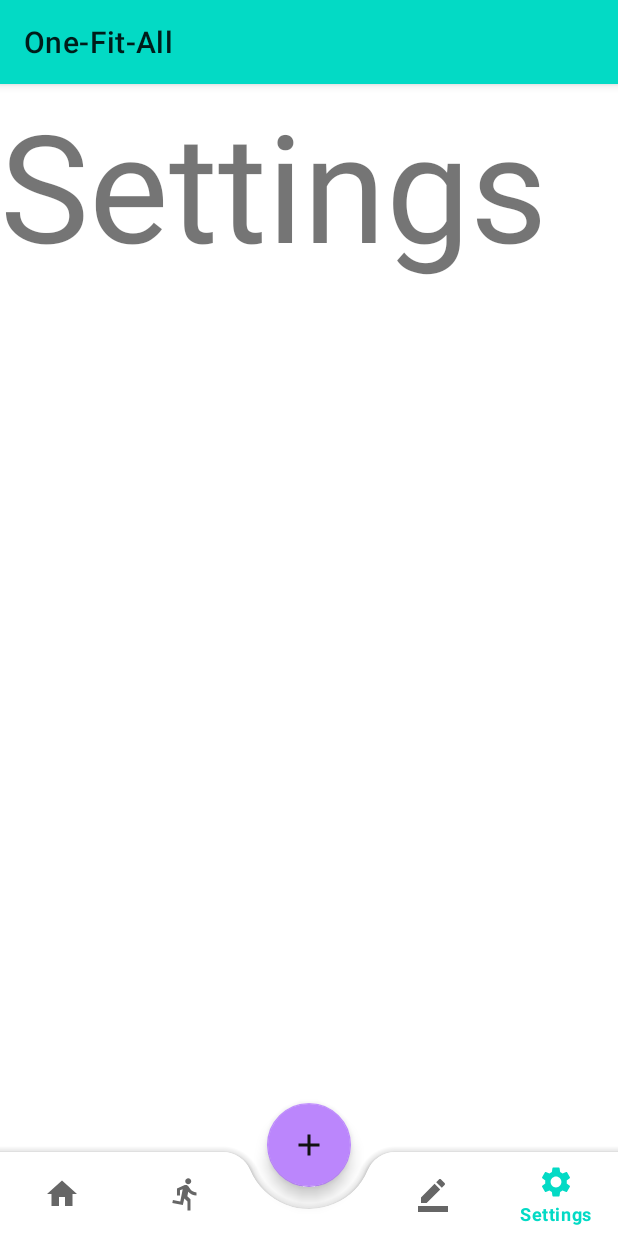
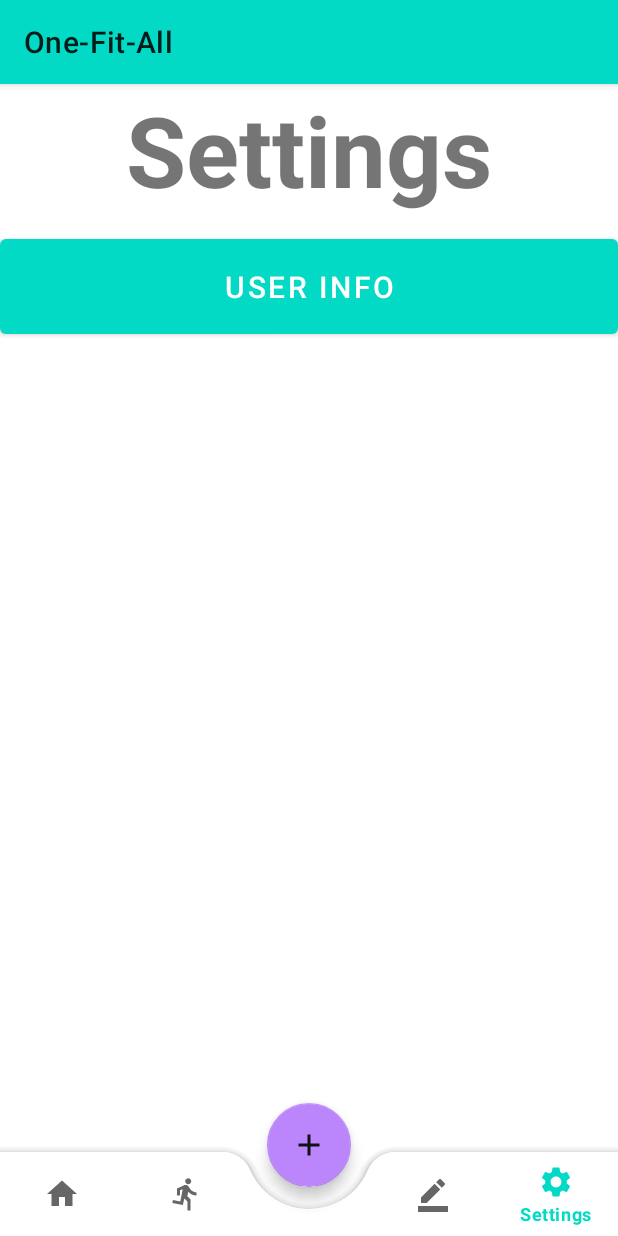
Before and after one commit to AlfredGuimaz/OneFitAll-android, an Android app: the goSettingsActivity screen opened directly, with no data from a screen before it, on a phone screen of 412 x 824 dp. Run offline under Robolectric (Android 15) with nearby library versions, the phone set to English and light mode, and no system bars.

Commit message:
Updated settings page so user can navigate between goSettingsActivity and UserInfo

```diff
--- a/app/src/main/java/com/example/one_fit_all/UserInfo.java
+++ b/app/src/main/java/com/example/one_fit_all/UserInfo.java
@@ -2,6 +2,8 @@ package com.example.one_fit_all;
 
 import androidx.appcompat.app.AlertDialog;
 import androidx.appcompat.app.AppCompatActivity;
+
+import android.content.Intent;
 import android.os.Bundle;
 
 import android.database.Cursor;
@@ -73,5 +75,4 @@ public class UserInfo extends AppCompatActivity {
         });
     }
 
-
 }
--- a/app/src/main/java/com/example/one_fit_all/goSettingsActivity.java
+++ b/app/src/main/java/com/example/one_fit_all/goSettingsActivity.java
@@ -6,10 +6,13 @@ import androidx.appcompat.app.AppCompatActivity;
 import android.content.Intent;
 import android.os.Bundle;
 import android.view.MenuItem;
+import android.view.View;
+import android.widget.Button;
 
 import com.google.android.material.bottomnavigation.BottomNavigationView;
 
 public class goSettingsActivity extends AppCompatActivity {
+
 
     @Override
     protected void onCreate(Bundle savedInstanceState) {
@@ -24,18 +27,18 @@ public class goSettingsActivity extends AppCompatActivity {
         bottomNavigationView.setOnNavigationItemSelectedListener(new BottomNavigationView.OnNavigationItemSelectedListener() {
             @Override
             public boolean onNavigationItemSelected(@NonNull MenuItem menuItem) {
-                switch (menuItem.getItemId()){
+                switch (menuItem.getItemId()) {
                     case R.id.miWorkout:
                         startActivity(new Intent(getApplicationContext(), goWorkoutActivity.class));
-                        overridePendingTransition(0,0);
+                        overridePendingTransition(0, 0);
                         return true;
                     case R.id.miHome:
                         startActivity(new Intent(getApplicationContext(), MainActivity.class));
-                        overridePendingTransition(0,0);
+                        overridePendingTransition(0, 0);
                         return true;
                     case R.id.miJournal:
                         startActivity(new Intent(getApplicationContext(), goJournalActivity.class));
-                        overridePendingTransition(0,0);
+                        overridePendingTransition(0, 0);
                     case R.id.miSettings:
                         return true;
                 }
@@ -44,4 +47,13 @@ public class goSettingsActivity extends AppCompatActivity {
         });
         //End Bottom Navagation
     }
+
+   public void UserInfo(View view) {
+        Intent intent = new Intent(this, UserInfo.class);
+        startActivity(intent);
+    }
+
+
+
+
 }
--- a/app/src/main/res/layout/activity_go_settings.xml
+++ b/app/src/main/res/layout/activity_go_settings.xml
@@ -5,6 +5,43 @@
     android:layout_width="match_parent"
     android:layout_height="match_parent"
     tools:context=".goSettingsActivity">
+
+    <!--Main uhh what is it called Oh main Content-->
+    <ScrollView
+        android:id="@+id/scrollView2"
+        android:layout_width="match_parent"
+        android:layout_height="675dp"
+        android:layout_marginBottom="25dp">
+
+
+    <LinearLayout
+        android:layout_width="match_parent"
+        android:layout_height="wrap_content"
+        android:orientation="vertical">
+
+      <TextView
+          android:layout_width="match_parent"
+          android:layout_height="match_parent"
+          android:text="Settings"
+          android:textSize="65dp"
+          android:textAlignment="center"
+          android:textStyle="bold"/>
+
+        <Button
+            android:id="@+id/userinfo"
+            android:layout_width="match_parent"
+            android:layout_height="75dp"
+            android:layout_marginTop="10dp"
+            android:layout_marginBottom="10dp"
+            android:layout_centerHorizontal="true"
+            android:text="User Info"
+            android:textSize="20dp"
+            android:onClick="UserInfo"/>
+
+
+    </LinearLayout>
+    </ScrollView>
+
 
     <!--Bottom App bar -->
     <com.google.android.material.bottomappbar.BottomAppBar
@@ -36,11 +73,6 @@
         android:src="@drawable/ic_add"
         app:layout_anchor="@id/bottomAppBar"
         android:contentDescription="TODO"/>
-    <!-- Main View -->
-    <TextView
-        android:text="Settings"
-        android:layout_width="match_parent"
-        android:layout_height="wrap_content"
-        android:textSize="100sp"/>
+
 
 </androidx.coordinatorlayout.widget.CoordinatorLayout>
--- a/app/src/main/res/layout/activity_user_info.xml
+++ b/app/src/main/res/layout/activity_user_info.xml
@@ -32,6 +32,14 @@
             android:layout_marginTop="5dp"
             android:hint="@string/View_Data"
             android:text="View Data" />
+       <!-- <Button
+            android:id="@+id/go_to_Settings"
+            android:layout_width="150dp"
+            android:layout_height="50dp"
+            android:layout_below="@id/ViewData"
+            android:layout_centerHorizontal="true"
+            android:layout_marginTop="5dp"
+            android:text="Done" /> -->
 
 
         <EditText
```
